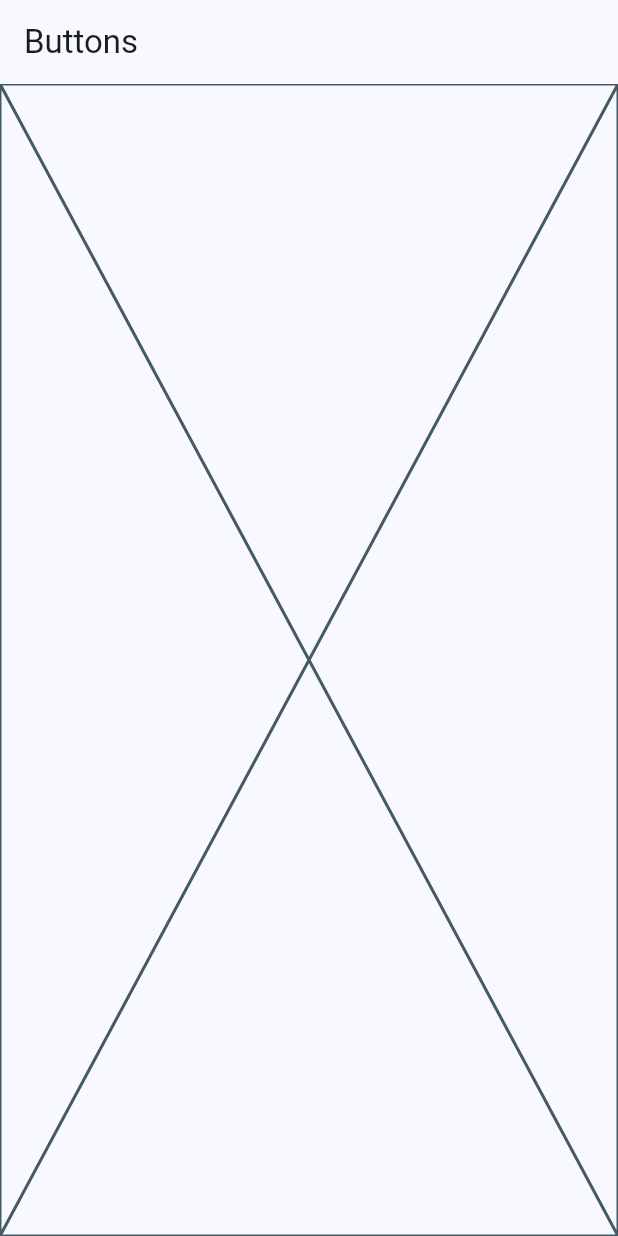
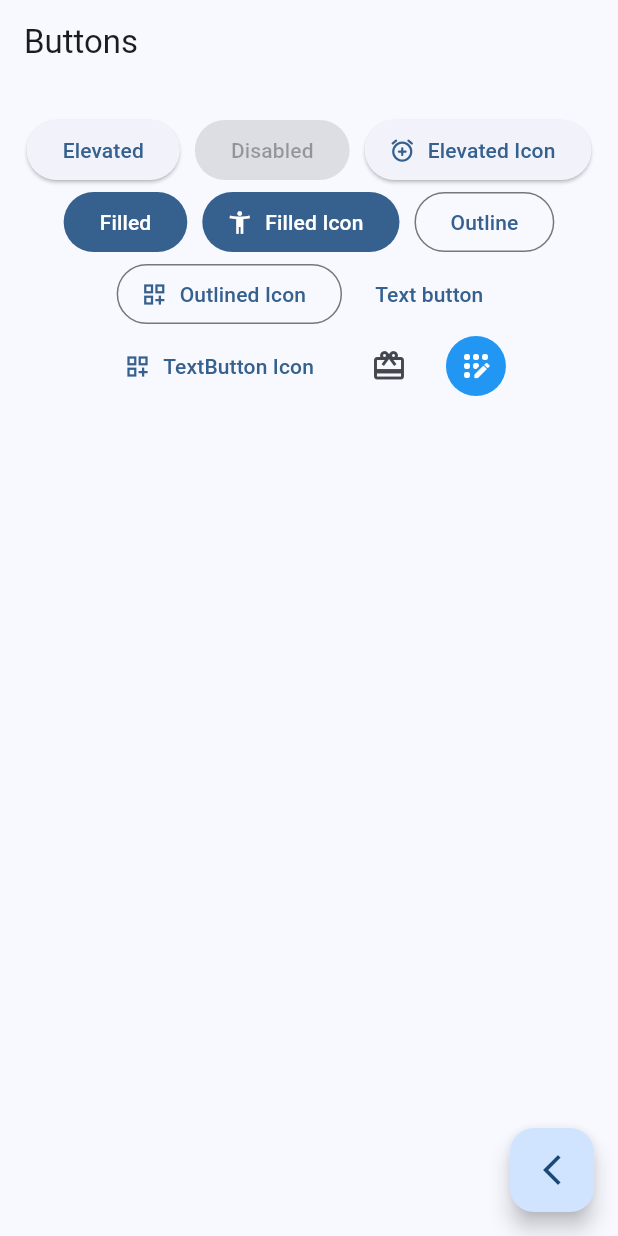
Before and after one commit to CRaez-Dev/flutter-starter, a Flutter app: the ButtonsScreen screen opened by its route, on a phone screen of 412 x 824 dp. Run offline on Flutter 3.47's test engine with Material 3 defaults, Android fonts, the phone set to English and light mode, and no system bars; our stand-ins replace animate_do, dio, go_router, video_player.

Commit message:
[Widgets app]
- Adding Flutter's buttons

```diff
--- a/widgets_app/lib/ui/screens/buttons/buttons_screen.dart
+++ b/widgets_app/lib/ui/screens/buttons/buttons_screen.dart
@@ -1,4 +1,5 @@
 import 'package:flutter/material.dart';
+import 'package:go_router/go_router.dart';
 
 class ButtonsScreen extends StatelessWidget {
   const ButtonsScreen({super.key});
@@ -10,7 +11,71 @@
       appBar: AppBar(
         title: const Text('Buttons'),
       ),
-      body: const Placeholder(),
+      body: const _ButtonsView(),
+      floatingActionButton: FloatingActionButton(
+        onPressed: () {
+          context.pop();
+        },
+        child: const Icon(Icons.arrow_back_ios_new_outlined),
+      ),
     );
   }
 }
+
+class _ButtonsView extends StatelessWidget {
+  const _ButtonsView();
+
+  @override
+  Widget build(BuildContext context) {
+    return SizedBox(
+      child: SizedBox(
+        width: double.infinity,
+        child: Padding(
+          padding: const EdgeInsets.symmetric(horizontal: 10, vertical: 20),
+          child: Wrap(
+            alignment: WrapAlignment.center,
+            spacing: 10,
+            children: [
+              ElevatedButton(onPressed: () {}, child: const Text("Elevated")),
+              const ElevatedButton(onPressed: null, child: Text("Disabled")),
+              ElevatedButton.icon(
+                  onPressed: () {},
+                  icon: const Icon(Icons.alarm_add_rounded),
+                  label: const Text("Elevated Icon")),
+              FilledButton(onPressed: () {}, child: const Text('Filled')),
+              FilledButton.icon(
+                onPressed: () {},
+                icon: const Icon(Icons.accessibility_new),
+                label: const Text("Filled Icon"),
+              ),
+              OutlinedButton(onPressed: () {}, child: const Text('Outline')),
+              OutlinedButton.icon(
+                onPressed: () {},
+                icon: const Icon(Icons.dashboard_customize_outlined),
+                label: const Text("Outlined Icon"),
+              ),
+              TextButton(onPressed: () {}, child: const Text('Text button')),
+              TextButton.icon(
+                onPressed: () {},
+                icon: const Icon(Icons.dashboard_customize_outlined),
+                label: const Text("TextButton Icon"),
+              ),
+              IconButton(
+                onPressed: () {},
+                icon: const Icon(Icons.card_giftcard),
+              ),
+              IconButton(
+                onPressed: () {},
+                icon: const Icon(Icons.app_registration_rounded),
+                style: const ButtonStyle(
+                    backgroundColor: MaterialStatePropertyAll(Colors.blue),
+                    iconColor: MaterialStatePropertyAll(Colors.white)),
+              ),
+              // TODO: Custom button
+            ],
+          ),
+        ),
+      ),
+    );
+  }
+}
--- a/widgets_app/lib/ui/screens/home/home_screen.dart
+++ b/widgets_app/lib/ui/screens/home/home_screen.dart
@@ -57,10 +57,8 @@
       title: Text(item.title),
       subtitle: Text(item.subTitle),
       onTap: () {
-        //Navigator.pushNamed(context, item.link);
-        // Navigator.of(context).pushNamed(item.link);
-        // context.push(item.link);
-        context.pushNamed(CardsScreen.name);
+
+        context.push(item.link);
       },
     );
   }
```
